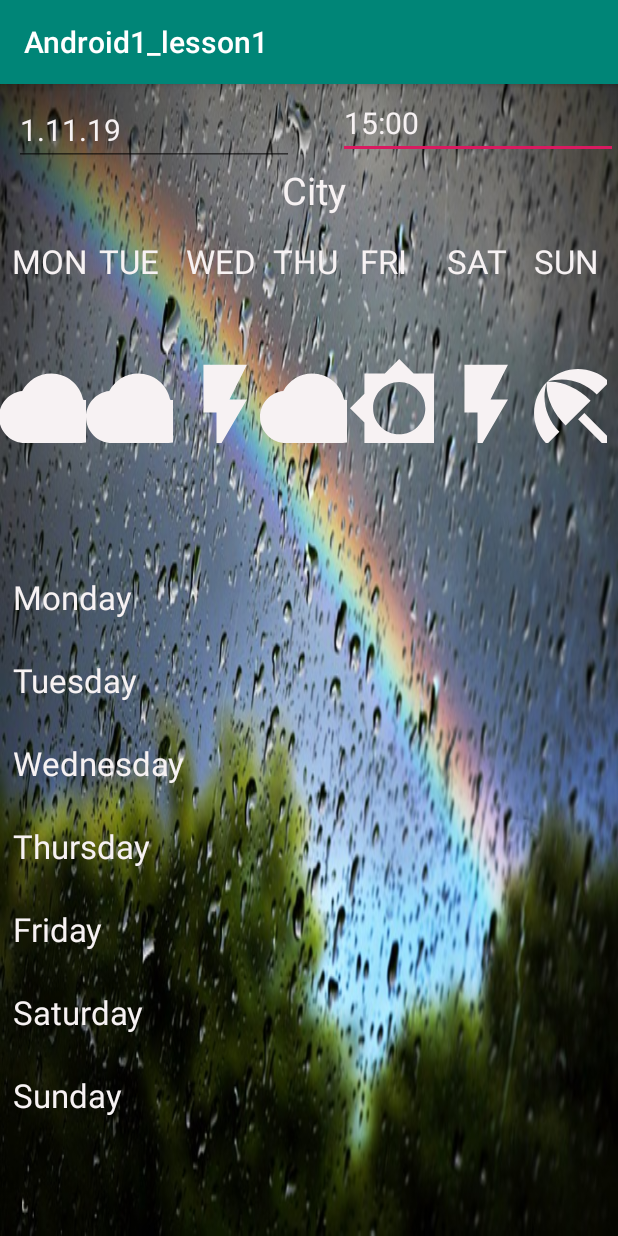
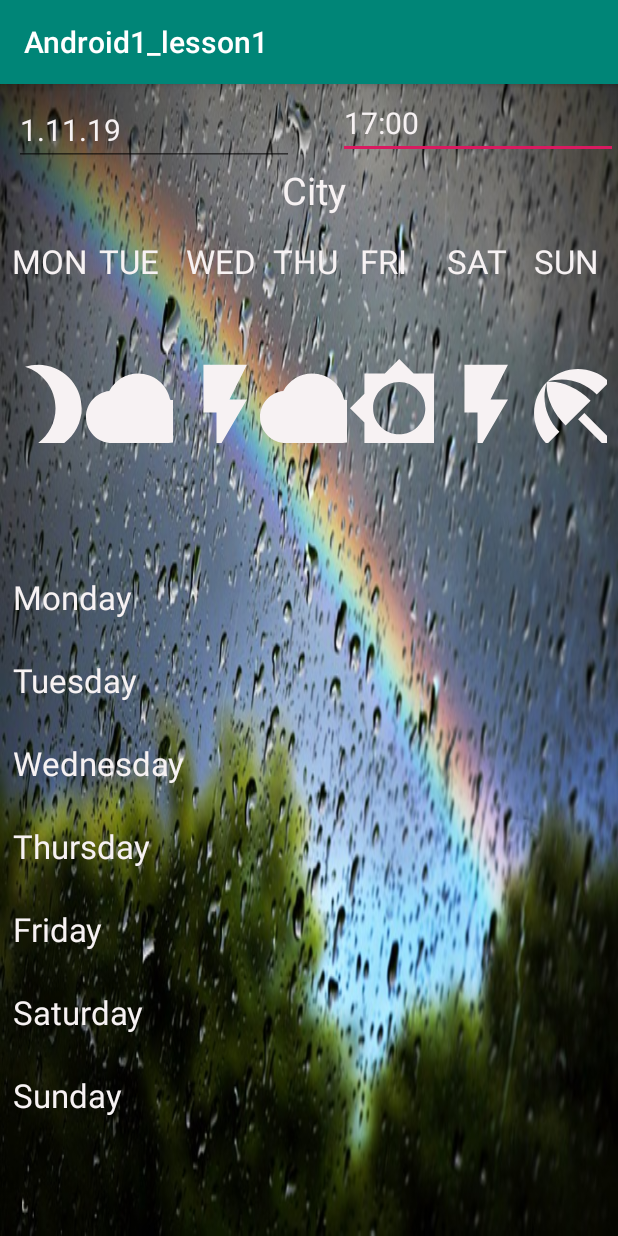
Before and after one commit to 123vika/Android1_lesson1, an Android app: the screen it shows after launch (MainActivity), on a phone screen of 412 x 824 dp. Run offline under Robolectric (Android 15) with nearby library versions, the light colour scheme and no system bars.

Commit message:
Commit1_2

```diff
--- a/app/src/main/res/layout/activity_main.xml
+++ b/app/src/main/res/layout/activity_main.xml
@@ -32,7 +32,7 @@
         android:layout_height="wrap_content"
         android:layout_marginTop="13dp"
         android:layout_marginBottom="15dp"
-        android:text="15:00"
+        android:text="17:00"
         android:textColor="@color/colorWhite"
         android:textSize="20sp"
         android:ems="8"
@@ -160,7 +160,7 @@
             android:id="@+id/monImageView"
             android:layout_width="58dp"
             android:layout_height="70dp"
-            app:srcCompat="@drawable/cloud_24dp" />
+            app:srcCompat="@drawable/moon_24dp" />
 
         <ImageView
             android:id="@+id/tueImageView"
```
